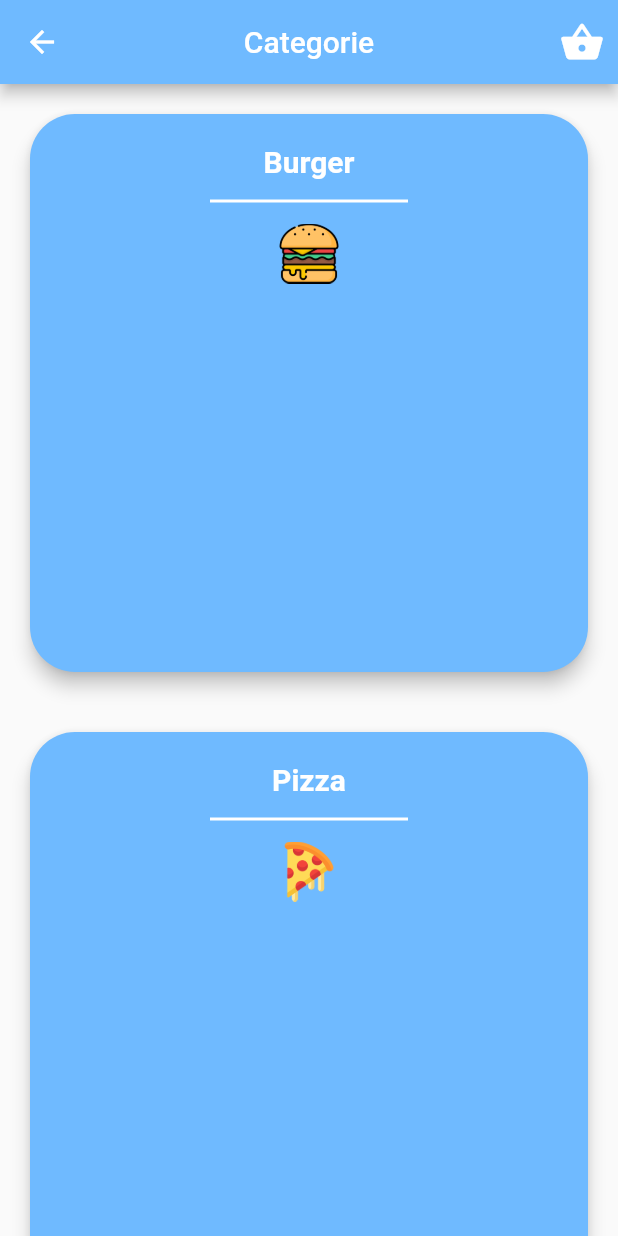
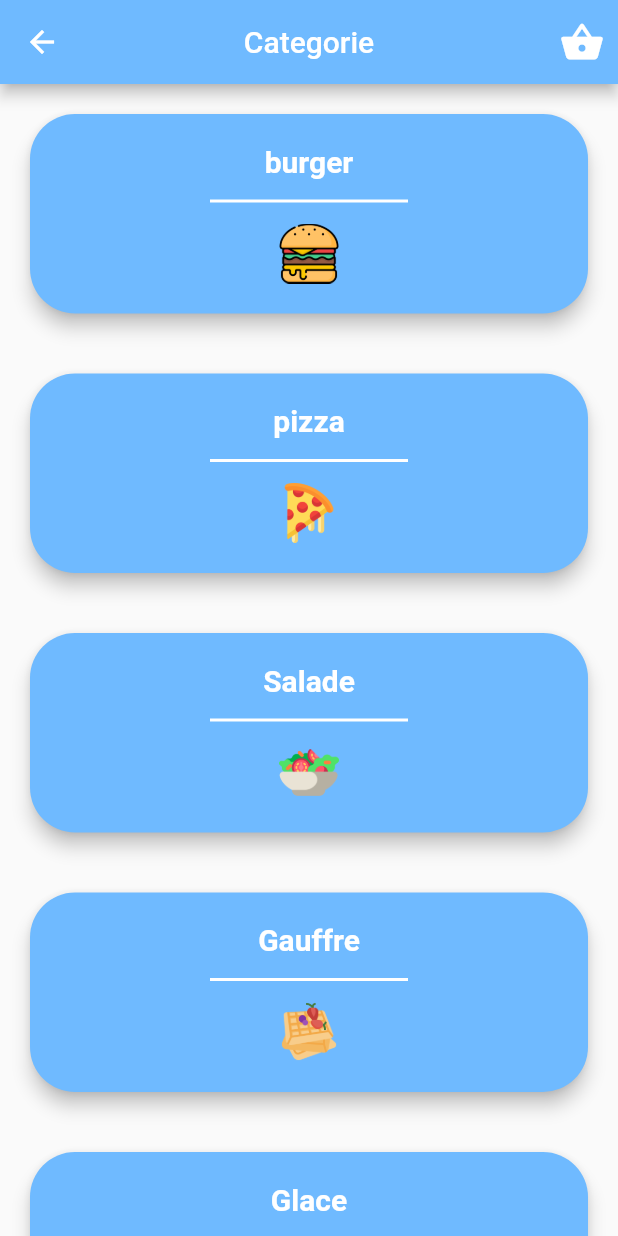
Before and after one commit to CocheteuxLaurent/projet_food, a Flutter app: the SecondePage screen opened directly, after a tap on "Categories", on a phone screen of 412 x 824 dp. Run offline on Flutter 3.47's test engine with Material 2 defaults, Android fonts, the phone set to English and light mode, and no system bars.

Commit message:
new scode

```diff
--- a/lib/CategoriePage.dart
+++ b/lib/CategoriePage.dart
@@ -10,14 +10,14 @@ class CategoriePage extends StatefulWidget {
 
 class _CategoriePageState extends State<CategoriePage> {
   List<Categorie> categorie = [
-    Categorie("assets/burger-au-fromage.png", "Burger"),
-    Categorie("assets/pizza.png", "Pizza"),
-    Categorie("assets/salad.png", "Salade"),
-    Categorie("assets/gaufres.png", "Gauffre"),
-    Categorie("assets/cornet-de-glace.png", "Glace"),
-    Categorie("assets/biscuits.png", "Cookie"),
-    Categorie("assets/biscuits.png", "Acompagnement"),
-    Categorie("assets/boissons-non-alcoolisees.png", "Boisson"),
+    Categorie("burger", "assets/burger-au-fromage.png"),
+    Categorie("pizza", "assets/pizza.png"),
+    Categorie("Salade", "assets/salad.png"),
+    Categorie("Gauffre", "assets/gaufres.png"),
+    Categorie("Glace", "assets/cornet-de-glace.png"),
+    Categorie("Cookie", "assets/biscuits.png"),
+    Categorie("Acompagnement", "assets/biscuits.png"),
+    Categorie("Boisson", "assets/boissons-non-alcoolisees.png"),
   ];
   @override
   Widget build(BuildContext context) {
@@ -41,7 +41,7 @@ class _CategoriePageState extends State<CategoriePage> {
         ],
       ),
       body: Container(
-        child: GridView.builder(
+        child: ListView.builder(
           itemCount: 8,
           itemBuilder: (context, index) {
             return Card(
@@ -82,8 +82,6 @@ class _CategoriePageState extends State<CategoriePage> {
               ),
             );
           },
-          gridDelegate:
-              SliverGridDelegateWithFixedCrossAxisCount(crossAxisCount: 1),
         ),
       ),
     );
--- a/lib/Classes/classCategorie.dart
+++ b/lib/Classes/classCategorie.dart
@@ -2,7 +2,10 @@ class Categorie {
   late String nom;
   late String image;
 
-  Categorie(String image, String nom) {
+  Categorie(
+    this.nom,
+    this.image,
+  ) {
     this.nom = nom;
     this.image = image;
   }
--- /dev/null
+++ b/lib/Classes/classProduit.dart
@@ -0,0 +1,23 @@
+class Produit {
+  String categorie;
+  String nomProduit;
+  int prix;
+  String imageProduit;
+  bool valeurBool;
+  String description;
+
+  Produit(
+    this.categorie,
+    this.nomProduit,
+    this.prix,
+    this.imageProduit,
+    this.valeurBool,
+    this.description,
+  ) {
+    this.nomProduit = nomProduit;
+    this.prix = prix;
+    this.imageProduit = imageProduit;
+    this.valeurBool = valeurBool;
+    this.description = description;
+  }
+}
--- a/lib/SecondePage.dart
+++ b/lib/SecondePage.dart
@@ -3,6 +3,7 @@ import 'package:flutter/material.dart';
 import 'package:projet_food/CategoriePage.dart';
 import 'package:projet_food/PanierPage.dart';
 import 'package:projet_food/DetailsPage.dart';
+import 'package:projet_food/Classes/classProduit.dart';
 
 class SecondePage extends StatefulWidget {
   const SecondePage({Key? key}) : super(key: key);
@@ -19,19 +20,28 @@ class _SecondePageState extends State<SecondePage> {
     totalPanier++;
   }
 
-  fonctionSoustraction(bool selection) {
+  fonctionSoustraction() {
     totalPanier--;
   }
 
-  checkboxSelect() {
-    setState(() {
-      checkbox = true;
-      if (checkbox != true) {
-        checkbox = false;
-      }
-    });
-  }
-
+  List<Produit> produits = [
+    Produit("burger", "Burger", 7, "assets/Burger.png", false,
+        "Lorem ipsum dolor sit amet, consectetur adipiscing elit."),
+    Produit("burger", "Double Cheese", 9, "assets/Double_Cheese.png", false,
+        "Lorem ipsum dolor sit amet, consectetur adipiscing elit."),
+    Produit("burger", "Triple Cheese", 11, "assets/Triple_Cheese.png", false,
+        "Lorem ipsum dolor sit amet, consectetur adipiscing elit."),
+    Produit("burger", "Chicken Burger", 13, "assets/Burger_Poulet.png", false,
+        "Lorem ipsum dolor sit amet, consectetur adipiscing elit."),
+    Produit("pizza", "Orientale", 15, "assets/Orientale.jpg", false,
+        "Lorem ipsum dolor sit amet, consectetur adipiscing elit."),
+    Produit("pizza", "Chèvre miel", 17, "assets/Chevre_miel.jpg", false,
+        "Lorem ipsum dolor sit amet, consectetur adipiscing elit."),
+    Produit("pizza", "Chorizo", 19, "assets/Chorizo.jpg", false,
+        "Lorem ipsum dolor sit amet, consectetur adipiscing elit."),
+    Produit("pizza", "4 fromage", 21, "assets/4_fromage.jpg", false,
+        "Lorem ipsum dolor sit amet, consectetur adipiscing elit."),
+  ];
   @override
   Widget build(BuildContext context) {
     return Scaffold(
@@ -56,14 +66,7 @@ class _SecondePageState extends State<SecondePage> {
           ),
         ],
       ),
-      body: GestureDetector(
-        onTap: () {
-          Navigator.push(
-            context,
-            MaterialPageRoute(builder: (context) => DetailsPage()),
-          );
-        },
-        child: Column(
+      body: Column(
         children: [
           Padding(
             padding: const EdgeInsets.all(8.0),
@@ -87,20 +90,34 @@ class _SecondePageState extends State<SecondePage> {
             ),
           ),
           Expanded(
-              child: FutureBuilder(
-                builder: (context, snapshot) {
-                  var produits = json.decode(snapshot.data.toString());
-                  return GridView.builder(
+            child:
+                //FutureBuilder(
+                //   builder: (context, snapshot) {
+                //     var produits = json.decode(snapshot.data.toString());
+                GridView.builder(
               itemCount: produits.length,
               itemBuilder: (BuildContext context, int index) {
-                      print(produits[index]['nom'].toString());
-                      var nom = produits[index]['nom'];
-
-                      bool test = false;
-                      if (nom == "burger") {
-                        test = true;
-                      }
-                      return Padding(
+                // print(produits[index]['nom'].toString());
+                // var nom = produits[index]['nom'];
+                // print(produits[index]['valeurBool']);
+                return InkWell(
+                  onTap: () {
+                    var nomProduit = produits[index].nomProduit;
+                    var imageProduit = produits[index].imageProduit;
+                    var prix = produits[index].prix;
+                    var description = produits[index].description;
+                    var valeurBool = produits[index].valeurBool;
+                    Navigator.push(
+                        context,
+                        MaterialPageRoute(
+                            builder: (context) => DetailsPage(
+                                  nomProduit: nomProduit,
+                                  imageProduit: imageProduit,
+                                  prix: prix,
+                                  description: description,
+                                )));
+                  },
+                  child: Padding(
                     padding: const EdgeInsets.all(15.0),
                     child: Material(
                       color: Colors.white,
@@ -109,21 +126,25 @@ class _SecondePageState extends State<SecondePage> {
                       child: Column(
                         mainAxisAlignment: MainAxisAlignment.center,
                         children: [
-                              Image.asset(
-                                'assets/${produits[index]['image']}',
-                                height: 100,
+                          // Image.asset(
+                          //   'assets/${produits[index].imageProduit}',
+                          //   height: 100,
+                          // ),
+                          Image(
+                            image: AssetImage(
+                              produits[index].imageProduit,
+                            ),
                           ),
                           Padding(
                             padding: const EdgeInsets.all(10),
                             child: Row(
-                                  mainAxisAlignment:
-                                      MainAxisAlignment.spaceBetween,
+                              mainAxisAlignment: MainAxisAlignment.spaceBetween,
                               children: [
                                 Text(
-                                      produits[index]['nom'].toString(),
+                                  produits[index].nomProduit.toString(),
                                 ),
                                 Text(
-                                      '${produits[index]['prix']}' + '€',
+                                  '${produits[index].prix}' + '€',
                                 )
                               ],
                             ),
@@ -132,7 +153,7 @@ class _SecondePageState extends State<SecondePage> {
                             child: Padding(
                               padding: EdgeInsets.all(10),
                               child: Text(
-                                    '${produits[index]['desciption']}',
+                                '${produits[index].description}',
                                 maxLines: 5,
                               ),
                             ),
@@ -142,10 +163,10 @@ class _SecondePageState extends State<SecondePage> {
                               mainAxisAlignment: MainAxisAlignment.end,
                               children: [
                                 Checkbox(
-                                        value: checkbox,
-                                        onChanged: (bool? value) {
+                                    value: produits[index].valeurBool,
+                                    onChanged: (value) {
                                       setState(() {
-                                            checkbox = value!;
+                                        produits[index].valeurBool = value!;
                                       });
                                     }),
                               ],
@@ -154,20 +175,20 @@ class _SecondePageState extends State<SecondePage> {
                         ],
                       ),
                     ),
+                  ),
                 );
               },
               gridDelegate: SliverGridDelegateWithFixedCrossAxisCount(
                 mainAxisSpacing: 20,
                 crossAxisCount: 2,
               ),
-                  );
-                },
-                future: DefaultAssetBundle.of(context)
-                    .loadString("assets/ListeProduits.json"),
             ),
+            //   },
+            //   future: DefaultAssetBundle.of(context)
+            //       .loadString("assets/ListeProduits.json"),
+            // ),
           ),
         ],
-        ),
       ),
     );
   }
```
Also changed, not shown: lib/DetailsPage.dart (+20 -1 lines). Lines whose indentation alone changed are shown as unchanged.
